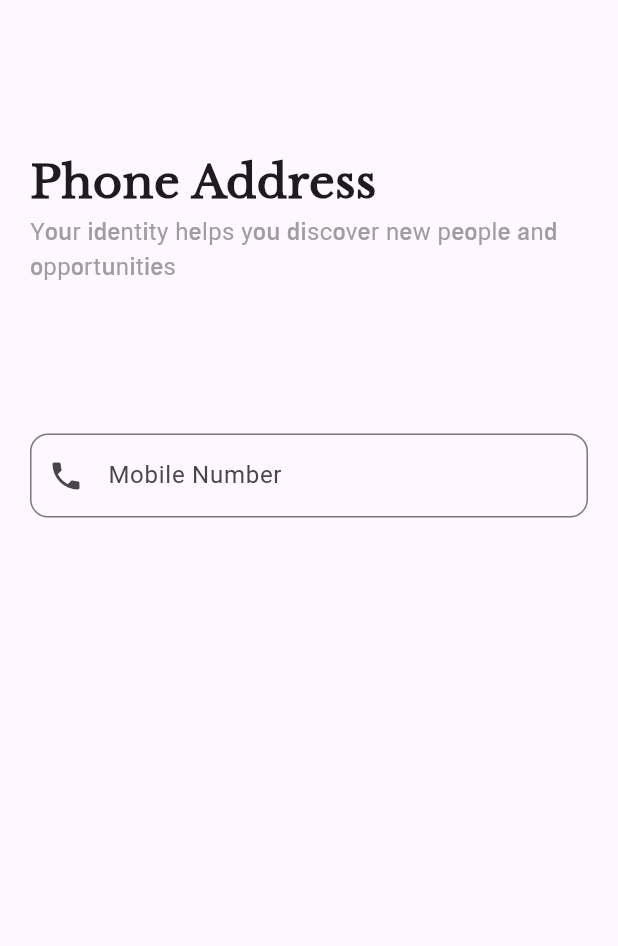
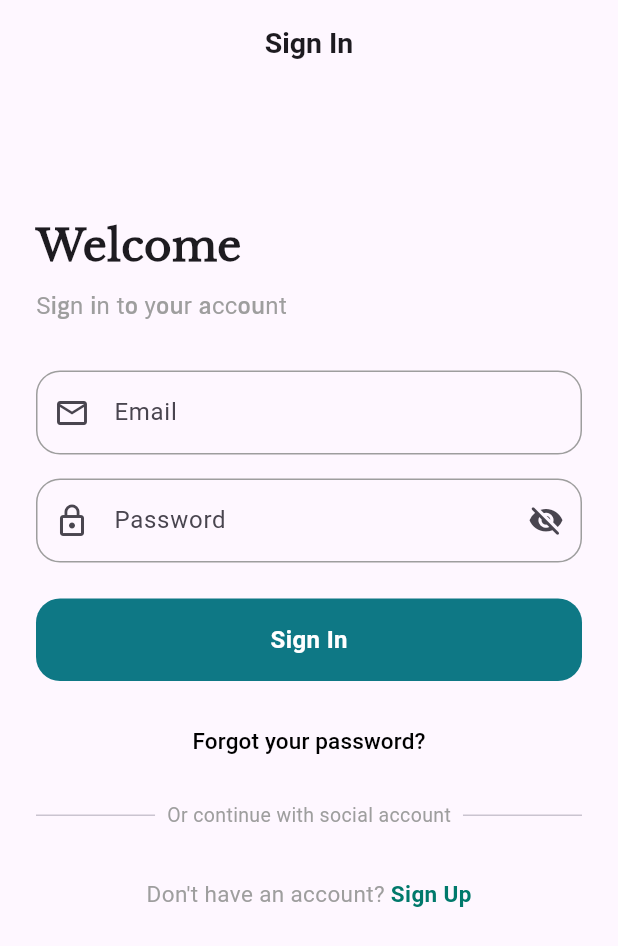
Before and after one commit to MElwakel/MedCare, a Flutter app: the screen it shows after launch, on a phone screen of 412 x 824 dp. Shown: the top 946 px of the screen. Run offline on Flutter 3.47's test engine with Material 3 defaults, Android fonts, the phone set to English and light mode, and no system bars.

Commit message:
add sign in view ui

```diff
--- /dev/null
+++ b/lib/core/widgets/password_text_field.dart
@@ -0,0 +1,57 @@
+import 'package:flutter/material.dart';
+
+class PasswordTextFormField extends StatefulWidget {
+  const PasswordTextFormField({
+    super.key,
+    this.onSaved,
+    required this.hintText,
+    required this.iconData,
+    required this.textInputType,
+  });
+
+  final void Function(String?)? onSaved;
+  final String hintText;
+  final IconData iconData;
+  final TextInputType textInputType;
+
+  @override
+  State<PasswordTextFormField> createState() => _PasswordTextFormFieldState();
+}
+
+class _PasswordTextFormFieldState extends State<PasswordTextFormField> {
+  bool isNotVisible = true;
+  @override
+  Widget build(BuildContext context) {
+    return TextFormField(
+      obscureText: isNotVisible,
+      onSaved: widget.onSaved,
+      keyboardType: widget.textInputType,
+      decoration: InputDecoration(
+        prefixIcon: Icon(widget.iconData),
+        suffixIcon: IconButton(
+          onPressed: () {
+            setState(() {
+              isNotVisible = !isNotVisible;
+            });
+          },
+          icon: Icon(
+            isNotVisible
+                ? Icons.visibility_off_rounded
+                : Icons.visibility_rounded,
+          ),
+        ),
+        hintText: widget.hintText,
+        border: buildOutlineInputBorder(),
+        enabledBorder: buildOutlineInputBorder(),
+        focusedBorder: buildOutlineInputBorder(),
+      ),
+    );
+  }
+
+  OutlineInputBorder buildOutlineInputBorder() {
+    return OutlineInputBorder(
+      borderRadius: BorderRadius.circular(16),
+      borderSide: BorderSide(color: Colors.grey),
+    );
+  }
+}
--- a/lib/features/auth/presentaion/views/forgot_password_view.dart
+++ b/lib/features/auth/presentaion/views/forgot_password_view.dart
@@ -8,9 +8,8 @@ class ForgotPasswordView extends StatelessWidget {
   Widget build(BuildContext context) {
     return Scaffold(
       body: SafeArea(
-           child: const ForgotPasswordViewBody()
+        child: const ForgotPasswordViewBody()
       ),
-
     );
   }
 }
--- /dev/null
+++ b/lib/features/auth/presentaion/views/sign_in_view.dart
@@ -0,0 +1,23 @@
+import 'package:flutter/material.dart';
+import 'package:medcare/generated/l10n.dart';
+import 'widgets/sign_in_view_body.dart';
+
+class SignInView extends StatelessWidget {
+  const SignInView({super.key});
+
+  @override
+  Widget build(BuildContext context) {
+    return Scaffold(
+      appBar: AppBar(
+        title: Text(S.of(context).signIn,style: TextStyle(
+          fontSize: 19,
+          fontWeight: FontWeight.bold
+        ),),
+        centerTitle: true,
+      ),
+      body: SafeArea(
+        child: SignInViewBody()
+      ),
+    );
+  }
+}
--- /dev/null
+++ b/lib/features/auth/presentaion/views/widgets/dont_have_an_account_widget.dart
@@ -0,0 +1,30 @@
+import 'package:flutter/material.dart';
+import 'package:medcare/generated/l10n.dart';
+
+class DontHaveAnAccountWidget extends StatelessWidget {
+  const DontHaveAnAccountWidget({super.key});
+
+  @override
+  Widget build(BuildContext context) {
+    return Row(
+      mainAxisAlignment: MainAxisAlignment.center,
+      children: [
+        Text(
+          S.of(context).dontHaveAnAccount,
+          style: TextStyle(color: Colors.grey, fontSize: 15),
+        ),
+        GestureDetector(
+          onTap: () {},
+          child: Text(
+            S.of(context).signUp,
+            style: TextStyle(
+              color: Color(0xFF00796B),
+              fontWeight: FontWeight.bold,
+              fontSize: 15,
+            ),
+          ),
+        ),
+      ],
+    );
+  }
+}
--- /dev/null
+++ b/lib/features/auth/presentaion/views/widgets/or_divider.dart
@@ -0,0 +1,23 @@
+import 'package:flutter/material.dart';
+import '../../../../../generated/l10n.dart';
+
+class OrDivider extends StatelessWidget {
+  const OrDivider({super.key});
+
+  @override
+  Widget build(BuildContext context) {
+    return Row(
+      children: [
+        Expanded(child: Divider()),
+        Padding(
+          padding: EdgeInsets.symmetric(horizontal: 8.0),
+          child: Text(
+            S.of(context).orContinueWithSocialAccount,
+            style: TextStyle(color: Colors.grey, fontSize: 13),
+          ),
+        ),
+        Expanded(child: Divider()),
+      ],
+    );
+  }
+}
--- /dev/null
+++ b/lib/features/auth/presentaion/views/widgets/sign_in_view_body.dart
@@ -0,0 +1,86 @@
+import 'package:flutter/material.dart';
+import 'package:medcare/core/widgets/custom_button.dart';
+import 'package:medcare/core/widgets/custom_text_form_field.dart';
+import 'package:medcare/core/widgets/password_text_field.dart';
+import 'package:medcare/features/auth/presentaion/views/widgets/dont_have_an_account_widget.dart';
+import 'package:medcare/features/auth/presentaion/views/widgets/or_divider.dart';
+import 'package:medcare/generated/l10n.dart';
+
+class SignInViewBody extends StatefulWidget {
+  const SignInViewBody({super.key});
+
+  @override
+  State<SignInViewBody> createState() => _SignInViewBodyState();
+}
+
+class _SignInViewBodyState extends State<SignInViewBody> {
+
+  @override
+  Widget build(BuildContext context) {
+    return SingleChildScrollView(
+      padding: const EdgeInsets.symmetric(horizontal: 24, vertical: 24),
+      child: Column(
+        crossAxisAlignment: CrossAxisAlignment.start,
+        children: [
+          const SizedBox(height: 32),
+          // Logo
+          const SizedBox(height: 32),
+          Text(
+            S.of(context).welcome,
+            style: TextStyle(
+              fontSize: 28,
+              fontWeight: FontWeight.bold,
+              fontFamily: 'LibreBaskerville',
+            ),
+          ),
+          const SizedBox(height: 8),
+          Text(
+            S.of(context).signInToYourAccount,
+            style: TextStyle(
+              fontSize: 16,
+              color: Colors.grey,
+              fontFamily: 'aago',
+            ),
+          ),
+          const SizedBox(height: 32),
+          CustomTextFormField(
+            hintText: S.of(context).email,
+            iconData:  Icons.email_outlined,
+            textInputType: TextInputType.emailAddress
+
+          ),
+          const SizedBox(height: 16),
+          PasswordTextFormField(
+            hintText: S.of(context).password,
+            iconData: Icons.lock_outline,
+            textInputType: TextInputType.visiblePassword,
+
+          ),
+          const SizedBox(height: 24),
+          CustomButton(
+            text: S.of(context).signIn,
+            onTap: () {},
+          ),
+          const SizedBox(height: 16),
+          Center(
+            child: TextButton(
+              onPressed: () {},
+              child: Text(
+                S.of(context).forgotPassword,
+                style: TextStyle(
+                  color: Color.fromARGB(255, 0, 0, 0),
+                  fontSize: 15,
+                ),
+              ),
+            ),
+          ),
+          const SizedBox(height: 16),
+          OrDivider(),
+          const SizedBox(height: 32),
+          DontHaveAnAccountWidget(),
+          const SizedBox(height: 16),
+        ],
+      ),
+    );
+  }
+}
--- a/lib/l10n/intl_ar.arb
+++ b/lib/l10n/intl_ar.arb
@@ -1,4 +1,11 @@
 {
-  "title" :"اهلاً بكَ"
-
+  "welcome" :"اهلاً بكَ",
+  "signInToYourAccount" : "تسجيل الدخول إلى حسابك",
+  "email" : "البريد الإلكتروني",
+  "password" : "كلمة المرور",
+  "signIn" : "تسجيل الدخول",
+  "forgotPassword" : "هل نسيت كلمة المرور؟",
+  "orContinueWithSocialAccount" : "أو المتابعة بحساب التواصل الاجتماعي",
+  "dontHaveAnAccount" : "ليس لديك حساب؟ ",
+  "signUp" : "إنشاء حساب"
 }
--- a/lib/l10n/intl_en.arb
+++ b/lib/l10n/intl_en.arb
@@ -1,3 +1,11 @@
 {
-  "title" :"welcome"
+  "welcome" :"Welcome",
+  "signInToYourAccount" : "Sign in to your account",
+  "email" : "Email",
+  "password" : "Password",
+  "signIn" : "Sign In",
+  "forgotPassword" : "Forgot your password?",
+  "orContinueWithSocialAccount" : "Or continue with social account",
+  "dontHaveAnAccount" : "Don't have an account? ",
+  "signUp" : "Sign Up"
 }
--- a/lib/main.dart
+++ b/lib/main.dart
@@ -3,6 +3,7 @@ import 'package:flutter_localizations/flutter_localizations.dart';
 import 'package:medcare/features/auth/presentaion/views/forgot_password_view.dart';
 import 'package:medcare/features/auth/presentaion/views/email_verify_view.dart';
 import 'package:medcare/features/auth/presentaion/views/phone_verify_view.dart';
+import 'package:medcare/features/auth/presentaion/views/sign_in_view.dart';
 import 'package:medcare/features/auth/presentaion/views/verify_your_identity_view.dart';
 
 import 'generated/l10n.dart';
@@ -29,7 +30,7 @@ class MedCare extends StatelessWidget {
 
       locale: Locale("en"),
 
-      home: PhoneVerifyView(),
+      home: SignInView(),
     );
   }
 }
--- a/pubspec.yaml
+++ b/pubspec.yaml
@@ -36,6 +36,7 @@ dependencies:
   # The following adds the Cupertino Icons font to your application.
   # Use with the CupertinoIcons class for iOS style icons.
   cupertino_icons: ^1.0.8
+  intl: ^0.19.0
 
 dev_dependencies:
   flutter_test:
```
Also changed, not shown: lib/generated/intl/messages_ar.dart, lib/generated/intl/messages_en.dart, lib/generated/l10n.dart, pubspec.lock.
